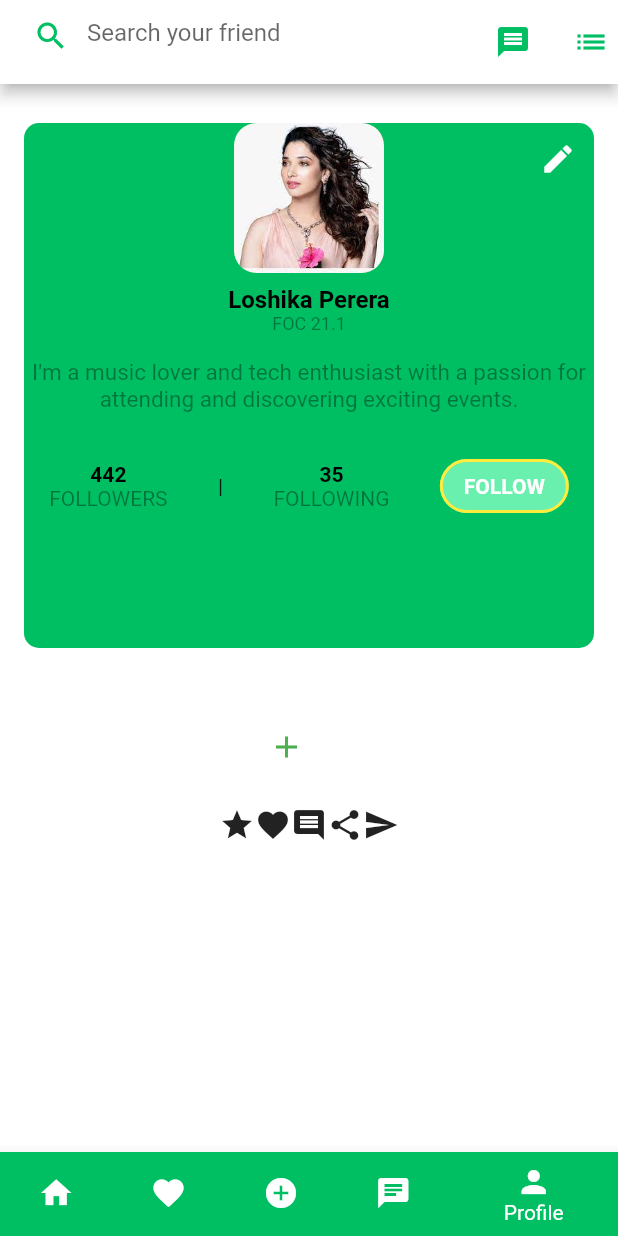
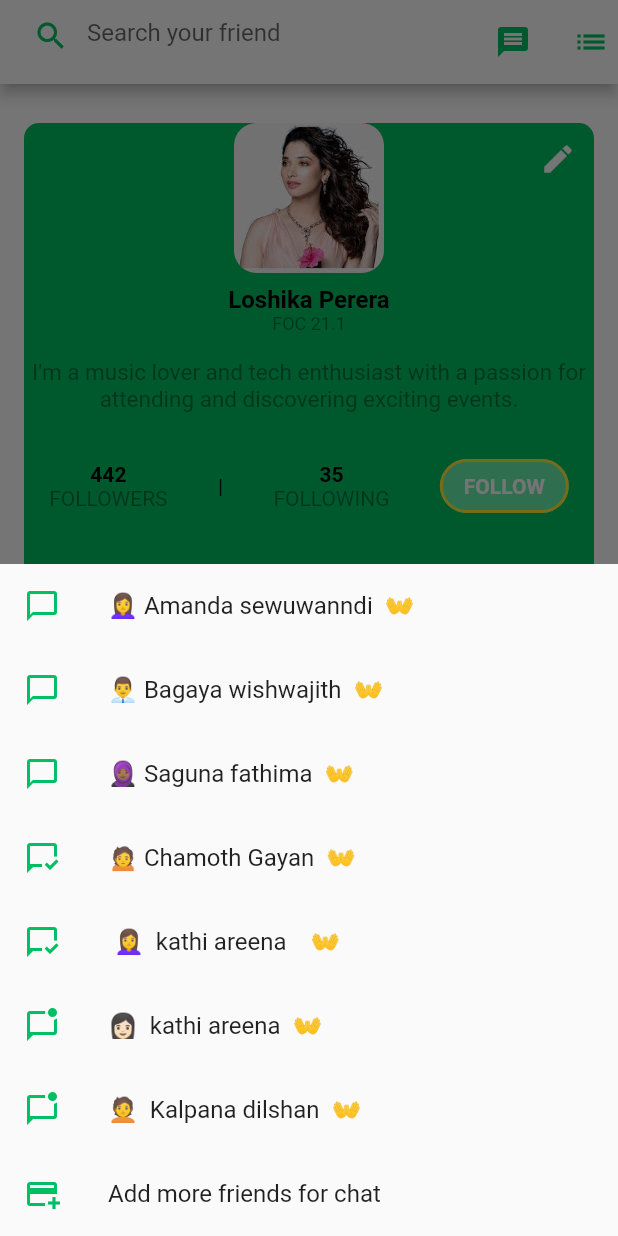
Before and after one commit to ISHANKA-git/NEventify, a Flutter app: the screen it shows once a user with an empty profile is signed in, item 5 of the bottom bar chosen, after a tap on the "message" icon, on a phone screen of 412 x 824 dp. Run offline on Flutter 3.47's test engine with Material 2 defaults, Android fonts, the phone set to English and light mode, and no system bars; our stand-ins replace cloud_firestore, firebase_auth, firebase_core, flutter_rating_bar, google_fonts, image_picker and 1 more; accounts and stored records are empty.

Commit message:
chat function

```diff
--- a/lib/views/user_profile_screen.dart
+++ b/lib/views/user_profile_screen.dart
@@ -557,7 +557,7 @@ class _UserProfileScreenState extends State<UserProfileScreen> {
                 Icons.near_me_outlined,
                 color: Color(0xFF00BF63), // Gmail icon with red color
               ),
-              title: const Text('👩🏻‍♂  kathi areena'),
+              title: const Text('👩🏻‍♂  kathi areena '),
               onTap: () {
                 // Handle Gmail functionality
               },
@@ -594,6 +594,121 @@ class _UserProfileScreenState extends State<UserProfileScreen> {
       },
     );
   }
+
+
+
+
+  // Function to chat
+  void chat(BuildContext context) {
+    showModalBottomSheet(
+      context: context,
+
+      builder: (BuildContext context) {
+
+        return Column(
+          mainAxisSize: MainAxisSize.min,
+          children: <Widget>[
+            ListTile(
+              leading: const Icon(Icons.chat_bubble_outline,
+                  color: Color(0xFF00BF63) // Gmail icon with red color
+              ),
+              title: const Text('🙎‍♀️‍ Amanda sewuwanndi  👐'),
+              onTap: () {
+                Share.share('Check out my awesome app: YOUR_APP_NAME via SMS');
+                Navigator.of(context).pop(); // Close the modal sheet
+              },
+            ),
+
+            ListTile(
+              leading: const Icon(
+                Icons.chat_bubble_outline,
+                color: Color(0xFF00BF63), // Nearby Share icon with blue color
+              ),
+              title: const Text("👨‍💼 Bagaya wishwajith  👐"),
+              onTap: () {
+                // Handle Nearby Share functionality
+              },
+            ),
+
+            ListTile(
+              leading: const Icon(
+                Icons.chat_bubble_outline,
+                color: Color(0xFF00BF63), // Chats icon with blue color
+              ),
+              title: const Text("🧕🏾 Saguna fathima  👐"),
+              onTap: () {
+                // Handle Chats functionality
+              },
+            ),
+
+            ListTile(
+              leading: const Icon(
+                Icons.mark_chat_read_outlined,
+                color: Color(0xFF00BF63), // Gmail icon with red color
+              ),
+              title: const Text("🙍‍ Chamoth Gayan  👐"),
+              onTap: () {
+                // Handle Gmail functionality
+              },
+            ),
+
+            ListTile(
+              leading: const Icon(
+                Icons.mark_chat_read_outlined,
+                color: Color(0xFF00BF63), // Gmail icon with red color
+              ),
+              title: const Text(" 🙎‍♀️  kathi areena    👐"),
+              onTap: () {
+                // Handle Gmail functionality
+              },
+            ),
+
+            ListTile(
+              leading: const Icon(
+                Icons.mark_chat_unread_outlined,
+                color: Color(0xFF00BF63), // Gmail icon with red color
+              ),
+              title: const Text('👩🏻‍  kathi areena  👐'),
+              onTap: () {
+                // Handle Gmail functionality
+              },
+            ),
+
+
+
+
+            ListTile(
+              leading: const Icon(
+                Icons.mark_chat_unread_outlined,
+                color: Color(0xFF00BF63), // Gmail icon with red color
+              ),
+              title: const Text('🙎‍  Kalpana dilshan  👐'),
+              onTap: () {
+                // Handle Gmail functionality
+              },
+            ),
+
+            ListTile(
+              leading: const Icon(
+                Icons.add_card,
+                color: Color(0xFF00BF63), // Gmail icon with red color
+              ),
+              title: const Text("Add more friends for chat"),
+              onTap: () {
+                // Handle Gmail functionality
+              },
+            ),
+
+            // Add more sharing options as needed
+          ],
+        );
+
+      },
+    );
+  }
+
+
+
 
 
 
@@ -669,7 +784,7 @@ class _UserProfileScreenState extends State<UserProfileScreen> {
               child: IconButton(
                 icon: const Icon(Icons.message, color: Color(0xFF00BF63)),
                 onPressed: () {
-                  // Handle message button click
+                  chat(context);// Handle message button click
                 },
 
               ),
```
